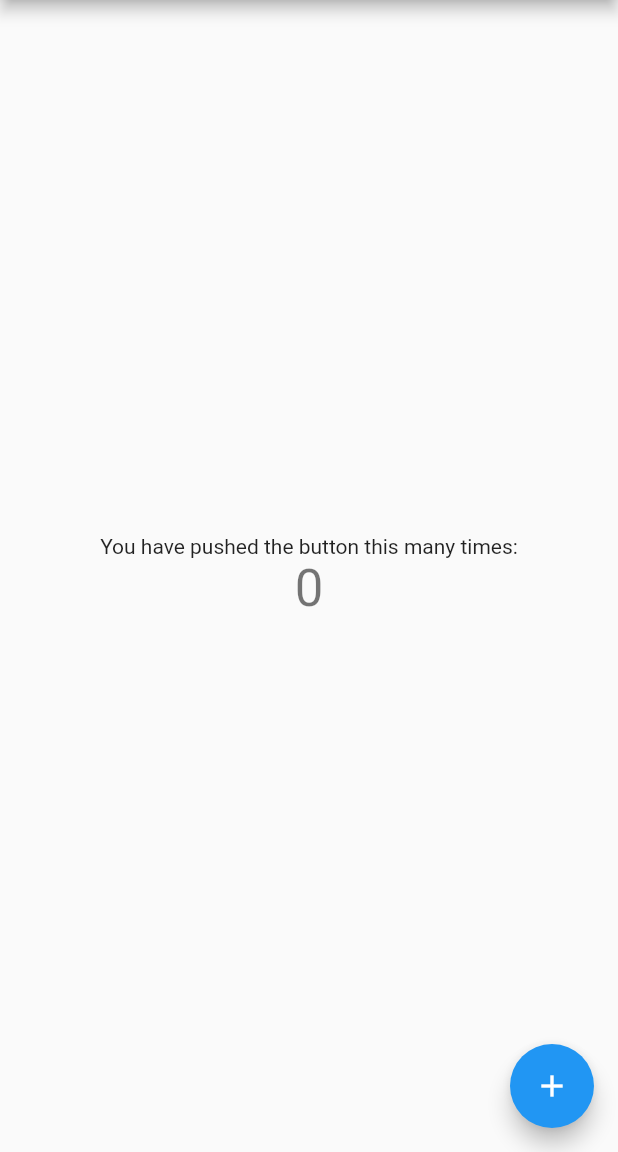
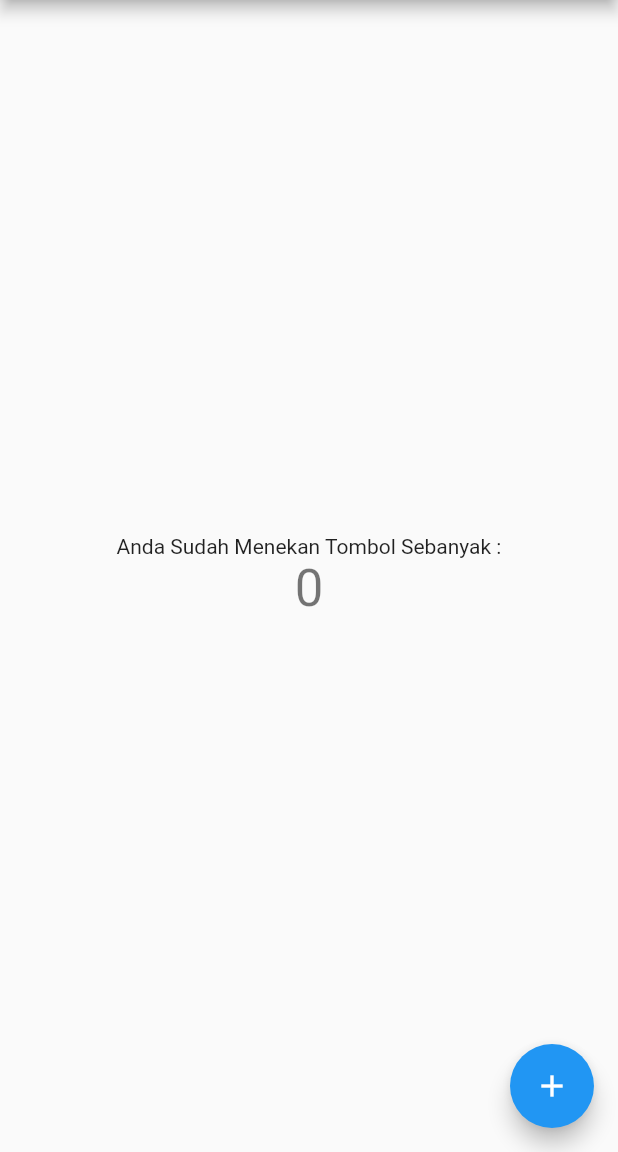
Before and after one commit to LestarikanDwi/firstapp, a Flutter app: the screen it shows after launch, on a phone screen of 412 x 824 dp, the part 84-1236 px from its top. Run offline on Flutter 3.47's test engine with Material 2 defaults, Android fonts, the phone set to English and light mode, and no system bars.

Commit message:
diubah menjadi bahasa Indonesia

```diff
--- a/lib/main.dart
+++ b/lib/main.dart
@@ -94,7 +94,7 @@ class _MyHomePageState extends State<MyHomePage> {
           mainAxisAlignment: MainAxisAlignment.center,
           children: <Widget>[
             Text(
-              'You have pushed the button this many times:',
+              'Anda Sudah Menekan Tombol Sebanyak :',
             ),
             Text(
               '$_counter',
```
